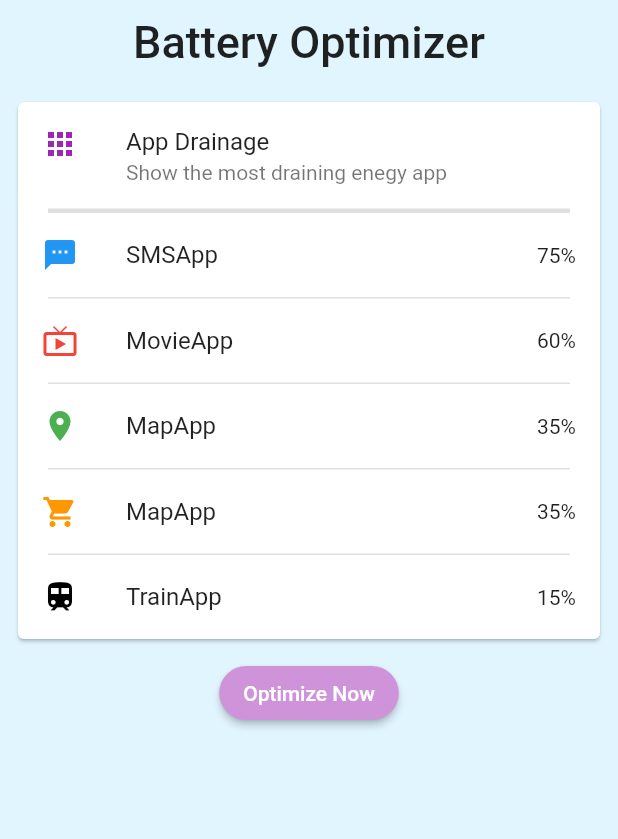
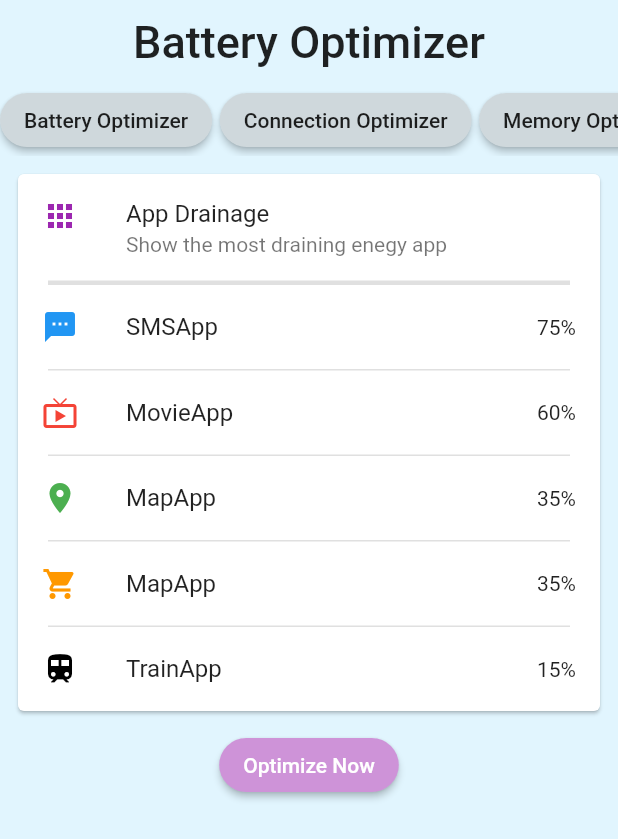
Before and after one commit to RYgithub1/faui_battery_optimizer, a Flutter app: the screen it shows after launch, on a phone screen of 412 x 824 dp. Shown: the top 839 px of the screen. Run offline on Flutter 3.47's test engine with Material 2 defaults, Android fonts, the phone set to English and light mode, and no system bars.

Commit message:
add_optimizerListScroll

```diff
--- a/lib/body_applist.dart
+++ b/lib/body_applist.dart
@@ -15,7 +15,7 @@ class _BodyApplistState extends State<BodyApplist> {
       child: Card(
         child: Column(
           children: <Widget>[
-            ListTile(
+            ListTile(   /// [***  共通書式の反復なら、メソッド化クラス化で変数渡しも有り ***]
               leading: Icon(Icons.apps, color: Colors.purple),
               title: Text("App Drainage"),
               subtitle: Text("Show the most draining enegy app"),
--- /dev/null
+++ b/lib/body_optimizer.dart
@@ -0,0 +1,54 @@
+import 'package:flutter/material.dart';
+import 'package:flutter/rendering.dart';
+
+
+class BodyOptimizer extends StatefulWidget {
+  @override
+  _BodyOptimizerState createState() => _BodyOptimizerState();
+}
+
+class _BodyOptimizerState extends State<BodyOptimizer> {
+  @override
+  Widget build(BuildContext context) {
+    return SingleChildScrollView(
+      scrollDirection: Axis.horizontal,
+      child: Row(
+        children: [
+          OptimizerList(namedParameterText: "Battery Optimizer"),
+          SizedBox(width:5.0),
+          OptimizerList(namedParameterText: "Connection Optimizer"),
+          SizedBox(width:5.0),
+          OptimizerList(namedParameterText: "Memory Optimizer"),
+          SizedBox(width:5.0),
+          OptimizerList(namedParameterText: "Storage Optimizer"),
+          SizedBox(width:5.0),
+          OptimizerList(namedParameterText: "Network Optimizer"),
+          SizedBox(width:5.0),
+          OptimizerList(namedParameterText: "Brightness Optimizer"),
+          SizedBox(width:5.0),
+          OptimizerList(namedParameterText: "Zen Optimizer"),
+        ],
+      ),
+    );
+  }
+}
+
+
+/// ++++[sup]+++++++++++++++++++++++++++++++++++++++++
+@override
+// class OptimizerList extends StatefulWidget{
+class OptimizerList extends StatelessWidget{
+  // String namedParameterText;
+  final String namedParameterText;  /// [to pass argu]
+  OptimizerList({Key key, @required this.namedParameterText}) : super(key:key);
+
+  @override
+  Widget build(BuildContext context) {
+    return RaisedButton(
+      child: Text(namedParameterText),
+      color: Colors.blueGrey[100],
+      shape: StadiumBorder(),
+      onPressed: () {},
+    );
+  }
+}
--- a/lib/main.dart
+++ b/lib/main.dart
@@ -2,6 +2,7 @@ import 'package:flutter/material.dart';
 
 import 'body_applist.dart';
 import 'body_footer.dart';
+import 'body_optimizer.dart';
 
 
 void main(List<String> args) {
@@ -40,7 +41,7 @@ class HomePage extends StatelessWidget {
       ),
       body: Column(
         children: [
-          // BodyOptimizer(),
+          BodyOptimizer(),
           // BodyIndicater(),
           BodyApplist(),
           BodyFooter(),
```
